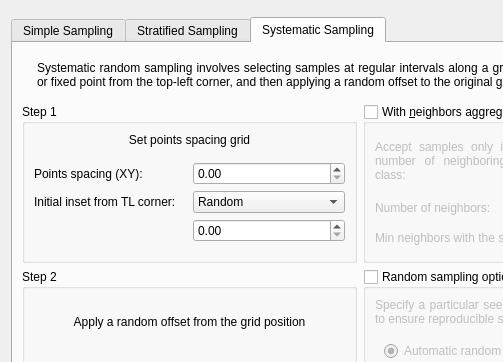
This is ui/sampling_design_window.ui in SMByC/AcATaMa as Qt 5 draws it before an edit; both pictures show x 0 to 503 and y 0 to 362 of the 674 by 700 pixel window. The edited form follows.
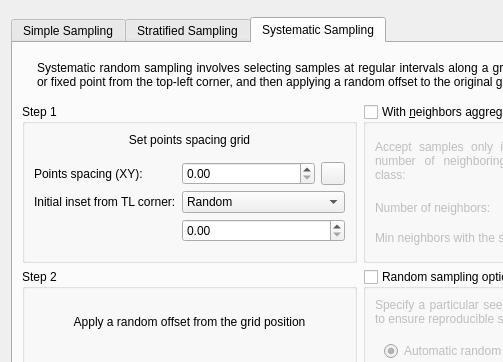
This is the edited form. The open tabs and pages were chosen to show the change. Icons and pictures are not drawn. Custom widgets are drawn as their Qt base class.

Commit message: New dialog tool for estimating the appropriate sample size for systematic random sampling, considering the valid map data and map using the equation by Stehman and Foody (2019), and Cochran (1977)

Diff of the .ui file:
```diff
--- a/ui/sampling_design_window.ui
+++ b/ui/sampling_design_window.ui
@@ -1353,9 +1353,6 @@
                 <property name="rightMargin">
                  <number>0</number>
                 </property>
-                <item row="0" column="1">
-                 <widget class="QDoubleSpinBox" name="PointsSpacing_SystS"/>
-                </item>
                 <item row="1" column="0">
                  <widget class="QLabel" name="label_27">
                   <property name="text">
@@ -1363,6 +1360,9 @@
                   </property>
                  </widget>
                 </item>
+                <item row="0" column="1">
+                 <widget class="QDoubleSpinBox" name="PointSpacing_SystS"/>
+                </item>
                 <item row="0" column="0">
                  <widget class="QLabel" name="label_26">
                   <property name="text">
@@ -1370,7 +1370,21 @@
                   </property>
                  </widget>
                 </item>
-                <item row="1" column="1">
+                <item row="0" column="2">
+                 <widget class="QToolButton" name="QPBtn_DeterNumSamples_SystS">
+                  <property name="toolTip">
+                   <string>Determining point spacing by estimating sample size</string>
+                  </property>
+                  <property name="text">
+                   <string/>
+                  </property>
+                  <property name="icon">
+                   <iconset>
+                    <normaloff>:/plugins/AcATaMa/icons/determine_num_samples.svg</normaloff>:/plugins/AcATaMa/icons/determine_num_samples.svg</iconset>
+                  </property>
+                 </widget>
+                </item>
+                <item row="1" column="1" colspan="2">
                  <widget class="QComboBox" name="QCBox_InitialInsetMode_SystS">
                   <property name="toolTip">
                    <string>&lt;html&gt;&lt;head/&gt;&lt;body&gt;&lt;p&gt;Set the initial inset from top-left corner using a random value (from 0 to point spacing) or using a fixed value by user&lt;/p&gt;&lt;/body&gt;&lt;/html&gt;</string>
@@ -1387,7 +1401,7 @@
                   </item>
                  </widget>
                 </item>
-                <item row="2" column="1">
+                <item row="2" column="1" colspan="2">
                  <widget class="QDoubleSpinBox" name="InitialInsetFixed_SystS"/>
                 </item>
                </layout>
```
Left out of the diff: 10 changed lines with no effect on the pictures. The commit also changes 5 other files.
